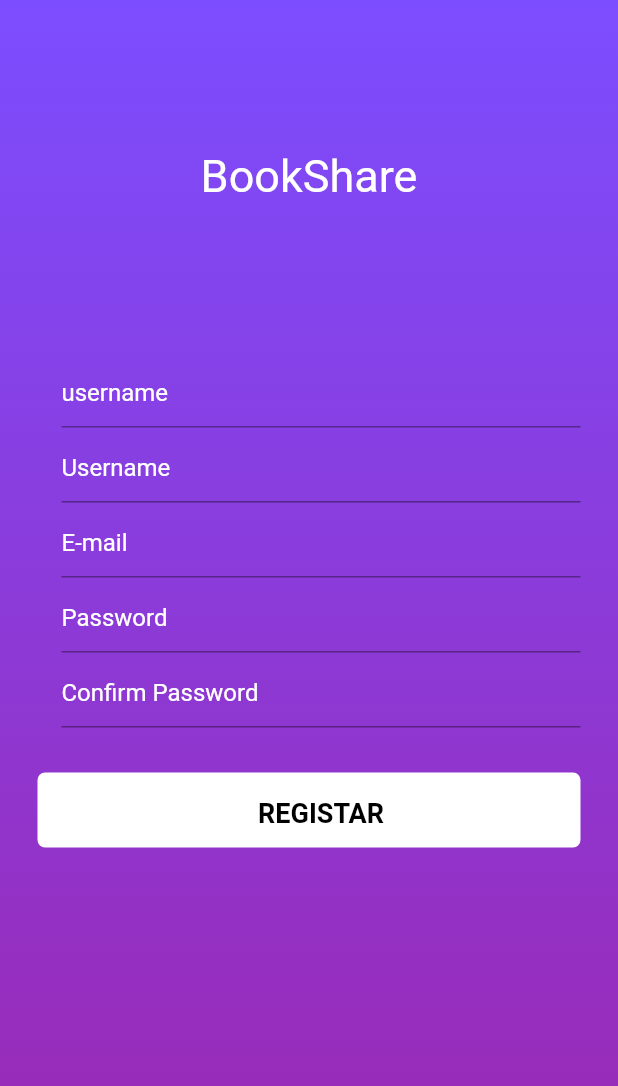
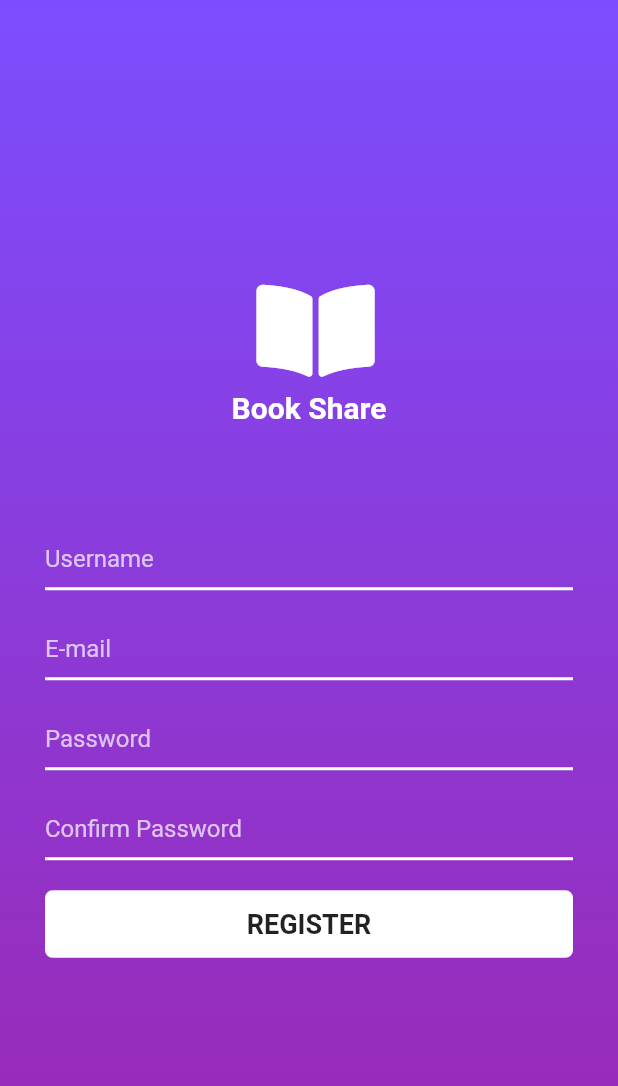
Before and after one commit to MarcioQuimbundo/bookshare, a Flutter app: the RegisterPage screen opened directly, on a phone screen of 412 x 824 dp. Shown: the top 1086 px of the screen. Run offline on Flutter 3.47's test engine with Material 2 defaults, Android fonts, the phone set to English and light mode, and no system bars; our stand-ins replace font_awesome_flutter; Roboto replaces fonts that are missing (Georgia).

Commit message:
registerPage done

```diff
--- a/lib/main.dart
+++ b/lib/main.dart
@@ -1,11 +1,12 @@
 import 'package:bookshare/ui/login/login_page.dart';
+import 'package:bookshare/ui/register/reigister_page.dart';
 import 'package:flutter/material.dart';
 
 void main() {
   runApp(
     MaterialApp(
       debugShowCheckedModeBanner: false,
-      home: LoginPage(),
+      home: RegisterPage(),
     )
   );
 }
--- a/lib/ui/register/reigister_page.dart
+++ b/lib/ui/register/reigister_page.dart
@@ -1,4 +1,5 @@
 import 'package:flutter/material.dart';
+import 'package:font_awesome_flutter/font_awesome_flutter.dart';
 
 class RegisterPage extends StatefulWidget {
   const RegisterPage({Key key}) : super(key: key);
@@ -30,138 +31,134 @@ class _RegisterPageState extends State<RegisterPage> {
         decoration: BoxDecoration(
           gradient: RegisterPage.GRBOOKSHARE,
         ),
+        child: Padding(
+          padding: const EdgeInsets.symmetric(horizontal: 30),
           child: Column(
             crossAxisAlignment: CrossAxisAlignment.center,
+            mainAxisAlignment: MainAxisAlignment.center,
             children: <Widget>[
+              Column(
+                mainAxisAlignment: MainAxisAlignment.center,
+                children: <Widget>[
+                  Icon(
+                    FontAwesomeIcons.bookOpen,
+                    size: 70,
+                    color: Colors.white,
+                  ),
                   SizedBox(
-              height: 100,
+                    height: 5,
                   ),
                   Text(
-              "BookShare",
-              style: TextStyle(color: Colors.white, fontSize: 30),
+                    'Book Share',
+                    style: TextStyle(
+                        color: Colors.white,
+                        fontSize: 20,
+                        fontFamily: 'Georgia',
+                        fontWeight: FontWeight.bold),
+                  )
+                ],
               ),
               SizedBox(
-              height: 100,
-            ),
+                height: 70,),
               Form(
                 child: Column(
                   children: <Widget>[
                     Container(
-                    height: 50,
                       width: size.width,
-                    margin: const EdgeInsets.symmetric(horizontal: 25),
-                    padding: const EdgeInsets.only(left: 16, top: 4),
+                      height: 40,
                       decoration: BoxDecoration(
                           color: Colors.transparent,
-                        borderRadius: BorderRadius.circular(30)),
+                          border: Border(
+                              bottom: BorderSide(
+                                  width: 2,
+                                  color: Colors.white,
+                                  style: BorderStyle.solid))),
                       child: TextField(
-                      style: TextStyle(color: Colors.white, fontSize: 18),
+                        style: TextStyle(color: Colors.white),
                         decoration: InputDecoration(
-                        hasFloatingPlaceholder: true,
-                        labelText: "username",
-                        labelStyle:
-                            TextStyle(color: Colors.white, fontSize: 16),
-                        hintStyle: TextStyle(color: Colors.white, fontSize: 16),
-                      ),
-                    ),
-                  ),
-                  Container(
-                    height: 50,
-                    width: size.width,
-                    margin: const EdgeInsets.symmetric(horizontal: 25),
-                    padding: const EdgeInsets.only(left: 16, top: 4),
-                    decoration: BoxDecoration(
-                        color: Colors.transparent,
-                        borderRadius: BorderRadius.circular(30)),
-                    child: TextField(
-                      style: TextStyle(color: Colors.white, fontSize: 18),
-                      decoration: InputDecoration(
-                        hasFloatingPlaceholder: true,
-                        labelText: "Username",
-                        labelStyle:
-                            TextStyle(color: Colors.white, fontSize: 16),
-                        hintStyle: TextStyle(color: Colors.white, fontSize: 16),
-                      ),
-                    ),
-                  ),
-                  Container(
-                    height: 50,
-                    width: size.width,
-                    margin: const EdgeInsets.symmetric(horizontal: 25),
-                    padding: const EdgeInsets.only(left: 16, top: 4),
-                    decoration: BoxDecoration(
-                        color: Colors.transparent,
-                        borderRadius: BorderRadius.circular(30)),
-                    child: TextField(
-                      style: TextStyle(color: Colors.white, fontSize: 18),
-                      decoration: InputDecoration(
-                        hasFloatingPlaceholder: true,
-                        labelText: "E-mail",
-                        labelStyle:
-                            TextStyle(color: Colors.white, fontSize: 16),
-                        hintStyle: TextStyle(color: Colors.white, fontSize: 16),
-                      ),
-                    ),
-                  ),
-                  Container(
-                    height: 50,
-                    width: size.width,
-                    margin: const EdgeInsets.symmetric(horizontal: 25),
-                    padding: const EdgeInsets.only(left: 16, top: 4),
-                    decoration: BoxDecoration(
-                        color: Colors.transparent,
-                        borderRadius: BorderRadius.circular(30)),
-                    child: TextField(
-                      style: TextStyle(color: Colors.white, fontSize: 18),
-                      decoration: InputDecoration(
-                        hasFloatingPlaceholder: true,
-                        labelText: "Password",
-                        labelStyle:
-                            TextStyle(color: Colors.white, fontSize: 16),
-                        hintStyle: TextStyle(color: Colors.white, fontSize: 16),
-                      ),
-                    ),
-                  ),
-                  Container(
-                    height: 50,
-                    width: size.width,
-                    margin: const EdgeInsets.symmetric(horizontal: 25),
-                    padding: const EdgeInsets.only(left: 16, top: 4),
-                    decoration: BoxDecoration(
-                        color: Colors.transparent,
-                        borderRadius: BorderRadius.circular(30)),
-                    child: TextField(
-                      style: TextStyle(color: Colors.white, fontSize: 18),
-                      decoration: InputDecoration(
-                        hasFloatingPlaceholder: true,
-                        labelText: "Confirm Password",
-                        labelStyle:
-                            TextStyle(color: Colors.white, fontSize: 16),
-                        hintStyle: TextStyle(color: Colors.white, fontSize: 16),
-                      ),
+                            border: InputBorder.none,
+                            hintText: 'Username',
+                            hintStyle: TextStyle(color: Colors.white70)),
                       ),
                     ),
                     SizedBox(
-                    height: 30,
+                      height: 20,
                     ),
                     Container(
-                    height: 50,
                       width: size.width,
-                    margin: const EdgeInsets.symmetric(horizontal: 25),
-                    padding: const EdgeInsets.only(left: 16, top: 4),
+                      height: 40,
+                      decoration: BoxDecoration(
+                          color: Colors.transparent,
+                          border: Border(
+                              bottom: BorderSide(
+                                  width: 2,
+                                  color: Colors.white,
+                                  style: BorderStyle.solid))),
+                      child: TextField(
+                        obscureText: true,
+                        style: TextStyle(color: Colors.white70),
+                        decoration: InputDecoration(
+                            border: InputBorder.none,
+                            hintText: 'E-mail',
+                            hintStyle: TextStyle(color: Colors.white70)),
+                      ),
+                    ),
+                    SizedBox(
+                      height: 20,
+                    ),
+                    Container(
+                      width: size.width,
+                      height: 40,
+                      decoration: BoxDecoration(
+                          color: Colors.transparent,
+                          border: Border(
+                              bottom: BorderSide(
+                                  width: 2,
+                                  color: Colors.white,
+                                  style: BorderStyle.solid))),
+                      child: TextField(
+                        obscureText: true,
+                        style: TextStyle(color: Colors.white70),
+                        decoration: InputDecoration(
+                            border: InputBorder.none,
+                            hintText: 'Password',
+                            hintStyle: TextStyle(color: Colors.white70)),
+                      ),
+                    ),
+                    SizedBox(
+                      height: 20,
+                    ),
+                    Container(
+                      width: size.width,
+                      height: 40,
+                      decoration: BoxDecoration(
+                          color: Colors.transparent,
+                          border: Border(
+                              bottom: BorderSide(
+                                  width: 2,
+                                  color: Colors.white,
+                                  style: BorderStyle.solid))),
+                      child: TextField(
+                        obscureText: true,
+                        style: TextStyle(color: Colors.white70),
+                        decoration: InputDecoration(
+                            border: InputBorder.none,
+                            hintText: 'Confirm Password',
+                            hintStyle: TextStyle(color: Colors.white70)),
+                      ),
+                    ),
+                    SizedBox(
+                      height: 20,
+                    ),
+                    Container(
+                      height: 45,
                       decoration: BoxDecoration(
                           color: Colors.white,
-                      borderRadius: BorderRadius.circular(5),
-                    ),
+                          borderRadius: BorderRadius.circular(5)),
                       child: Center(
-                      child: Text(
-                        'Registar'.toUpperCase(),
+                        child: Text('Register'.toUpperCase(),
                             style: TextStyle(
-                          color: Colors.black,
-                          fontSize: 18,
-                          fontWeight: FontWeight.bold,
-                        ),
-                      ),
+                                fontSize: 18, fontWeight: FontWeight.bold)),
                       ),
                     ),
                   ],
@@ -170,6 +167,7 @@ class _RegisterPageState extends State<RegisterPage> {
             ],
           ),
         ),
+      ),
     );
   }
 }
```
Lines whose indentation alone changed are shown as unchanged.
